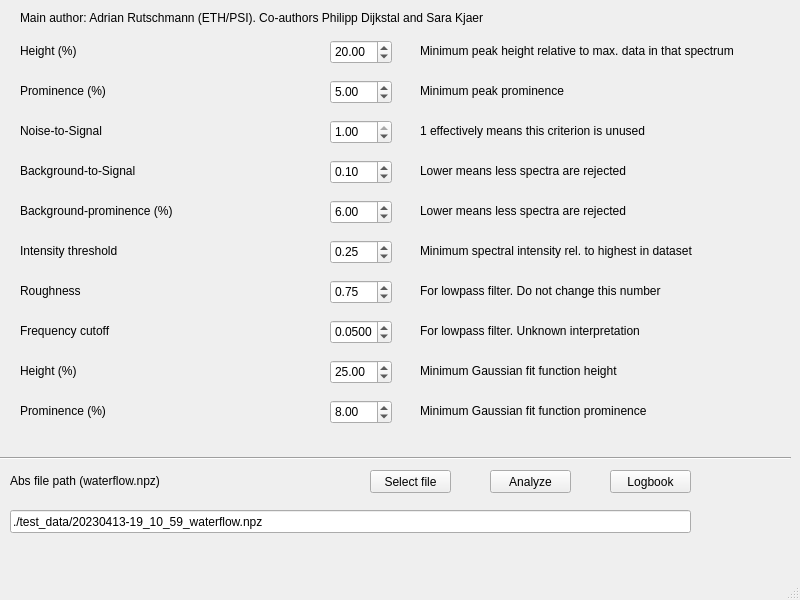
Old version of the form gui/gui.ui in the repository pdijksta/photon_spectra.
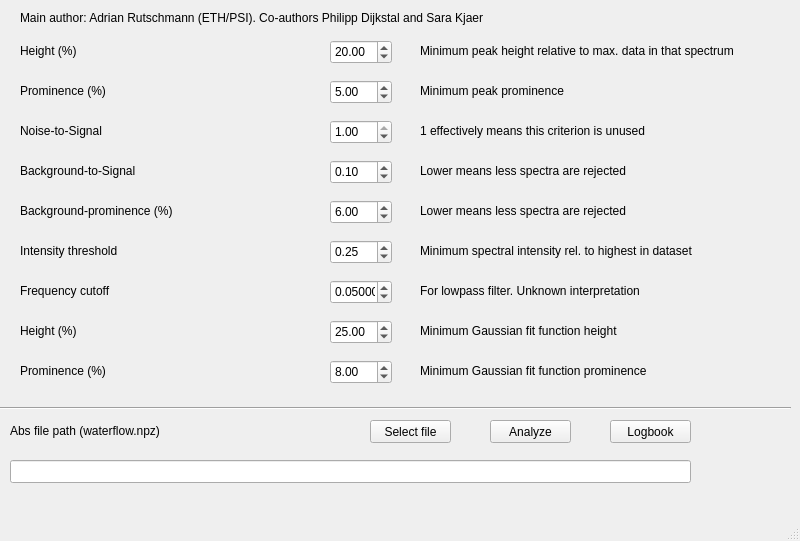
New version of the form.

Commit message:
Reimport of GUI to SwissFEL
- added switch such that the program can be run from SwissFEL and from
  EuXFEL
- Slightly different default parameters
- Removed "roughness" parameter from the options.
- Changed the Butterworth filter to non-adaptive. As a result of this, the default values of the frequencey cutoff had
  to be changed.

```diff
--- a/gui/gui.ui
+++ b/gui/gui.ui
@@ -7,7 +7,7 @@
     <x>0</x>
     <y>0</y>
     <width>800</width>
-    <height>600</height>
+    <height>541</height>
    </rect>
   </property>
   <property name="windowTitle">
@@ -180,7 +180,7 @@
     <property name="geometry">
      <rect>
       <x>20</x>
-      <y>360</y>
+      <y>320</y>
       <width>141</width>
       <height>21</height>
      </rect>
@@ -189,37 +189,11 @@
      <string>Height (%)</string>
     </property>
    </widget>
-   <widget class="QLabel" name="label_10">
-    <property name="geometry">
-     <rect>
-      <x>20</x>
-      <y>280</y>
-      <width>111</width>
-      <height>21</height>
-     </rect>
-    </property>
-    <property name="text">
-     <string>Roughness</string>
-    </property>
-   </widget>
-   <widget class="QLabel" name="label_11">
-    <property name="geometry">
-     <rect>
-      <x>420</x>
-      <y>280</y>
-      <width>321</width>
-      <height>21</height>
-     </rect>
-    </property>
-    <property name="text">
-     <string>For lowpass filter. Do not change this number</string>
-    </property>
-   </widget>
    <widget class="QLabel" name="label_12">
     <property name="geometry">
      <rect>
       <x>420</x>
-      <y>320</y>
+      <y>280</y>
       <width>321</width>
       <height>21</height>
      </rect>
@@ -232,7 +206,7 @@
     <property name="geometry">
      <rect>
       <x>330</x>
-      <y>360</y>
+      <y>320</y>
       <width>62</width>
       <height>24</height>
      </rect>
@@ -248,7 +222,7 @@
     <property name="geometry">
      <rect>
       <x>20</x>
-      <y>320</y>
+      <y>280</y>
       <width>131</width>
       <height>21</height>
      </rect>
@@ -261,7 +235,7 @@
     <property name="geometry">
      <rect>
       <x>420</x>
-      <y>360</y>
+      <y>320</y>
       <width>321</width>
       <height>21</height>
      </rect>
@@ -274,13 +248,13 @@
     <property name="geometry">
      <rect>
       <x>330</x>
-      <y>320</y>
+      <y>280</y>
       <width>62</width>
       <height>24</height>
      </rect>
     </property>
     <property name="decimals">
-     <number>4</number>
+     <number>6</number>
     </property>
     <property name="maximum">
      <double>1.000000000000000</double>
@@ -289,25 +263,6 @@
      <double>0.050000000000000</double>
     </property>
    </widget>
-   <widget class="QDoubleSpinBox" name="ParRoughness">
-    <property name="geometry">
-     <rect>
-      <x>330</x>
-      <y>280</y>
-      <width>62</width>
-      <height>24</height>
-     </rect>
-    </property>
-    <property name="readOnly">
-     <bool>false</bool>
-    </property>
-    <property name="minimum">
-     <double>0.100000000000000</double>
-    </property>
-    <property name="value">
-     <double>0.750000000000000</double>
-    </property>
-   </widget>
    <widget class="QLabel" name="label_15">
     <property name="geometry">
      <rect>
@@ -354,7 +309,7 @@
     <property name="geometry">
      <rect>
       <x>420</x>
-      <y>400</y>
+      <y>360</y>
       <width>261</width>
       <height>21</height>
      </rect>
@@ -367,7 +322,7 @@
     <property name="geometry">
      <rect>
       <x>20</x>
-      <y>400</y>
+      <y>360</y>
       <width>111</width>
       <height>21</height>
      </rect>
@@ -380,7 +335,7 @@
     <property name="geometry">
      <rect>
       <x>330</x>
-      <y>400</y>
+      <y>360</y>
       <width>62</width>
       <height>24</height>
      </rect>
@@ -393,20 +348,20 @@
     <property name="geometry">
      <rect>
       <x>10</x>
-      <y>510</y>
+      <y>460</y>
       <width>681</width>
       <height>23</height>
      </rect>
     </property>
     <property name="text">
-     <string>./test_data/20230413-19_10_59_waterflow.npz</string>
+     <string/>
     </property>
    </widget>
    <widget class="QLabel" name="label_19">
     <property name="geometry">
      <rect>
       <x>10</x>
-      <y>470</y>
+      <y>420</y>
       <width>181</width>
       <height>21</height>
      </rect>
@@ -419,7 +374,7 @@
     <property name="geometry">
      <rect>
       <x>490</x>
-      <y>470</y>
+      <y>420</y>
       <width>81</width>
       <height>23</height>
      </rect>
@@ -432,7 +387,7 @@
     <property name="geometry">
      <rect>
       <x>0</x>
-      <y>450</y>
+      <y>400</y>
       <width>791</width>
       <height>16</height>
      </rect>
@@ -487,7 +442,7 @@
     <property name="geometry">
      <rect>
       <x>370</x>
-      <y>470</y>
+      <y>420</y>
       <width>81</width>
       <height>23</height>
      </rect>
@@ -500,7 +455,7 @@
     <property name="geometry">
      <rect>
       <x>610</x>
-      <y>470</y>
+      <y>420</y>
       <width>81</width>
       <height>23</height>
      </rect>
```
The commit also changes 5 other files.
